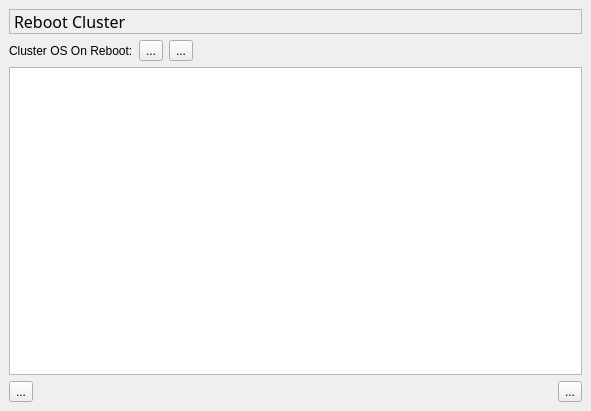
The window that trunk/maestro/gui/plugins/views/reboot/RebootViewerBase.ui (patrickhartling/maestro) describes before a commit, drawn with Qt 5.
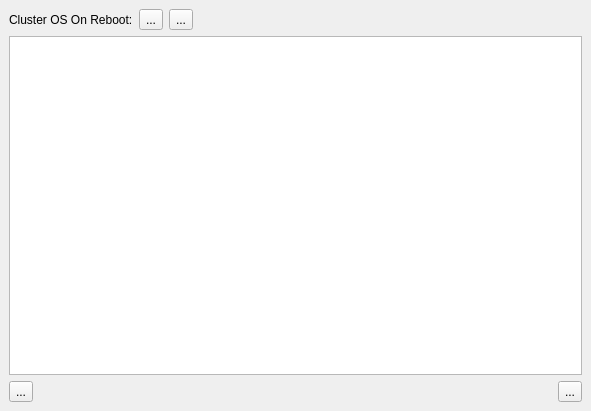
The same window after the commit. Icons and pictures are not drawn.

Commit message: - Put the view title bar in the Maestro UI instead of each view.

The edit to the form file:
```diff
--- a/trunk/maestro/gui/plugins/views/reboot/RebootViewerBase.ui
+++ b/trunk/maestro/gui/plugins/views/reboot/RebootViewerBase.ui
@@ -22,36 +22,6 @@
    <property name="spacing" >
     <number>6</number>
    </property>
-   <item>
-    <widget class="QLabel" name="mTitleLbl" >
-     <property name="font" >
-      <font>
-       <family>Sans Serif</family>
-       <pointsize>12</pointsize>
-       <weight>50</weight>
-       <italic>false</italic>
-       <bold>false</bold>
-       <underline>false</underline>
-       <strikeout>false</strikeout>
-      </font>
-     </property>
-     <property name="autoFillBackground" >
-      <bool>true</bool>
-     </property>
-     <property name="frameShape" >
-      <enum>QFrame::StyledPanel</enum>
-     </property>
-     <property name="frameShadow" >
-      <enum>QFrame::Sunken</enum>
-     </property>
-     <property name="lineWidth" >
-      <number>3</number>
-     </property>
-     <property name="text" >
-      <string>Reboot Cluster</string>
-     </property>
-    </widget>
-   </item>
    <item>
     <layout class="QHBoxLayout" >
      <property name="margin" >
```
Left out of the diff: 4 changed lines with no effect on the pictures. The commit also changes 20 other files.
